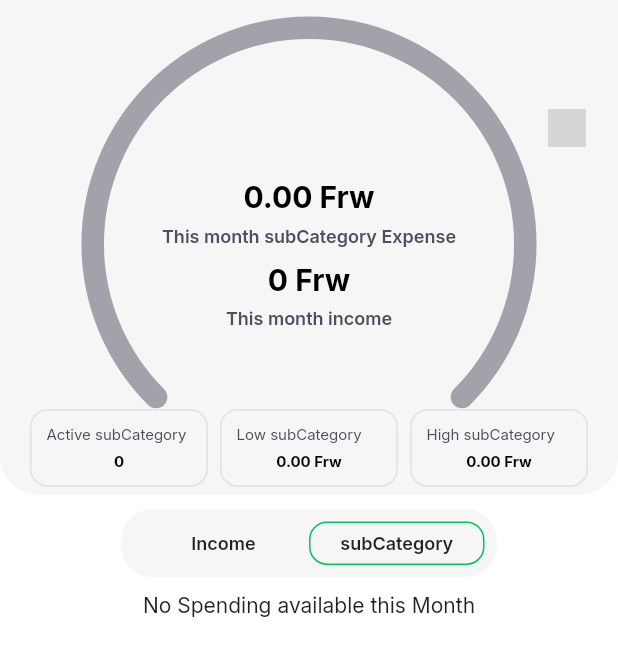
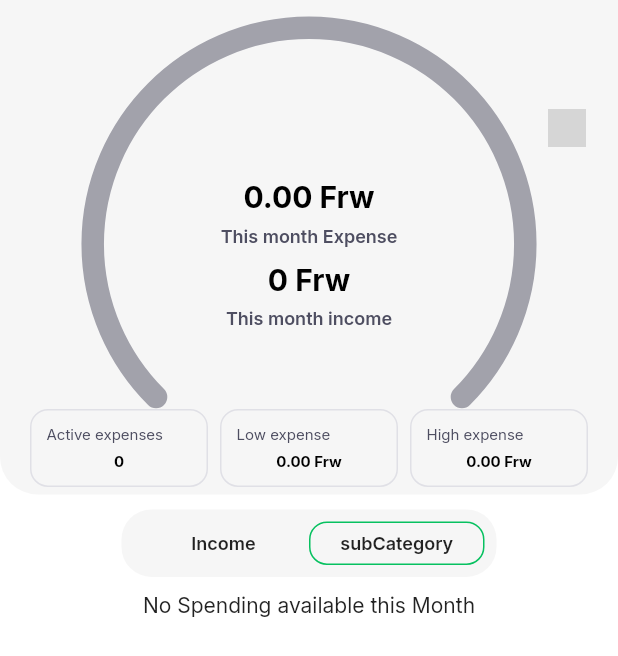
Before and after one commit to Dushime20/expenseTrackFlutter, a Flutter app: the HomeView screen opened directly, on a phone screen of 412 x 824 dp. Shown: the top 656 px of the screen. Run offline on Flutter 3.47's test engine with Material 3 defaults, Android fonts, the phone set to English and light mode, and no system bars; our stand-ins replace carousel_slider, cloud_firestore, dotted_border, firebase_auth, firebase_core, fl_chart and 3 more; accounts and stored records are empty; grey boxes are pictures that could not be loaded.

Commit message:
change some text

```diff
--- a/lib/view/home/home_view.dart
+++ b/lib/view/home/home_view.dart
@@ -111,7 +111,7 @@ class _HomeViewState extends State<HomeView> {
                         )),
                         const SizedBox(height: 6),
                         Text(
-                          "This month subCategory Expense",
+                          "This month Expense",
                           style: TextStyle(
                             color: TColor.gray60,
                             fontSize: 12,
@@ -148,11 +148,11 @@ class _HomeViewState extends State<HomeView> {
                       right: 20,
                       child: Row(
                         children: [
-                          Obx(() => _buildStatCard("Active subCategory",spendingCtrl.totalSpendingCount.value.toString())),
+                          Obx(() => _buildStatCard("Active expenses",spendingCtrl.totalSpendingCount.value.toString())),
                           const SizedBox(width: 8),
-                          Obx(() => _buildStatCard("Low subCategory", "${spendingCtrl.lowestSpending.value.toStringAsFixed(2)} Frw")),
+                          Obx(() => _buildStatCard("Low expense", "${spendingCtrl.lowestSpending.value.toStringAsFixed(2)} Frw")),
                           const SizedBox(width: 8),
-                          Obx(() => _buildStatCard("High subCategory", "${spendingCtrl.highestSpending.value.toStringAsFixed(2)} Frw")),
+                          Obx(() => _buildStatCard("High expense", "${spendingCtrl.highestSpending.value.toStringAsFixed(2)} Frw")),
                         ],
                       ),
                     ),
--- a/lib/view/settings/settings_view.dart
+++ b/lib/view/settings/settings_view.dart
@@ -51,6 +51,7 @@ class _SettingsViewState extends State<SettingsView> {
             Stack(
               alignment: Alignment.center,
               children: [
+                const SizedBox(height: 20),
                 Row(
                   mainAxisAlignment: MainAxisAlignment.center,
                   children: [
```
Also changed, not shown: 126 other files.
